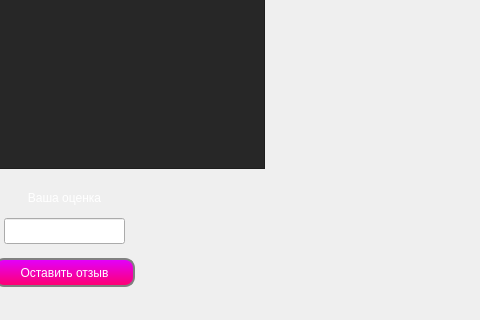
The window that FINTESS_CENTRE/comment.ui (bartem1us/Fitness_Centre) describes before a commit, drawn with Qt 5; both pictures show x 336 to 816 and y 122 to 442 of the 816 by 442 pixel window.
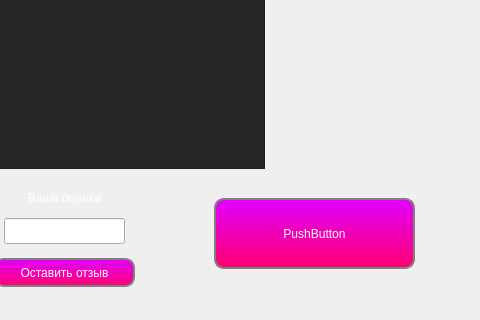
The same window after the commit. Icons and pictures are not drawn. Custom widgets are drawn as their Qt base class.

Commit message: add custom button

```diff
--- a/FINTESS_CENTRE/comment.ui
+++ b/FINTESS_CENTRE/comment.ui
@@ -154,7 +154,36 @@
     <set>Qt::AlignCenter</set>
    </property>
   </widget>
+  <widget class="CustomButton" name="pushButton">
+   <property name="geometry">
+    <rect>
+     <x>550</x>
+     <y>320</y>
+     <width>201</width>
+     <height>71</height>
+    </rect>
+   </property>
+   <property name="styleSheet">
+    <string notr="true">
+	background: qlineargradient(x1:0, y1:0, x2:0, y2:1, stop:0 #e100ff, stop:1 #ff006f);
+	color: white;
+    border: 2px solid gray;
+    border-radius: 10px; /* Радиус закругления */
+    padding: 2px 10px;
+</string>
+   </property>
+   <property name="text">
+    <string>PushButton</string>
+   </property>
+  </widget>
  </widget>
+ <customwidgets>
+  <customwidget>
+   <class>CustomButton</class>
+   <extends>QPushButton</extends>
+   <header location="global">custombutton.h</header>
+  </customwidget>
+ </customwidgets>
  <resources/>
  <connections/>
 </ui>
```
The commit also changes 133 other files.
